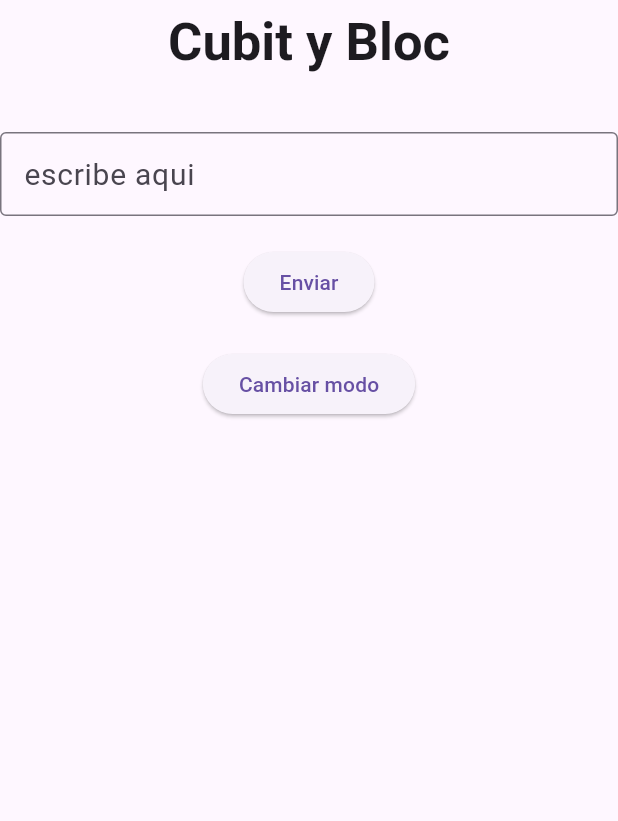
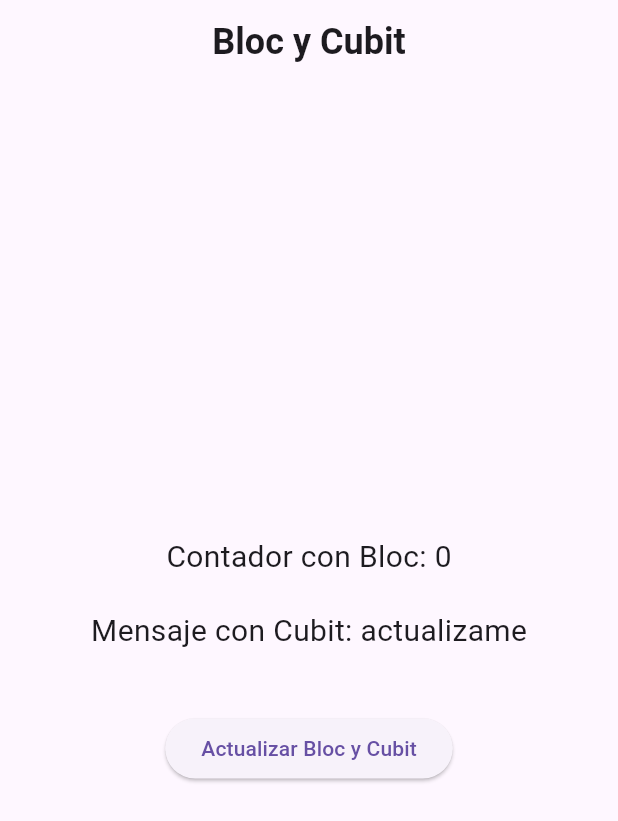
Before and after one commit to LuisMrio/cubit-y-bloc, a Flutter app: the screen it shows after launch, on a phone screen of 412 x 824 dp. Shown: the top 821 px of the screen. Run offline on Flutter 3.47's test engine with Material 3 defaults, Android fonts, the phone set to English and light mode, and no system bars; our stand-ins replace equatable, flutter_bloc.

Commit message:
Bloc y cubit terminado
termine y mejore el bloc y cubit

```diff
--- a/lib/main.dart
+++ b/lib/main.dart
@@ -1,10 +1,11 @@
-import 'package:cubit_app/presentation/views/Success.dart';
+import 'package:cubit_app/presentation/views/modelo/bloc/contador_bloc.dart';
+import 'package:cubit_app/presentation/views/modelo/bloc/contador_event.dart';
+import 'package:cubit_app/presentation/views/modelo/bloc/contador_state.dart';
+import 'package:cubit_app/presentation/views/modelo/cubit/mensaje_cubit.dart';
+import 'package:cubit_app/presentation/views/modelo/cubit/mensaje_state.dart';
 import 'package:flutter/material.dart';
 import 'package:flutter_bloc/flutter_bloc.dart';
 
-import 'presentation/views/bloc/mensaje_bloc.dart';
-import 'presentation/views/cubit/modo_cubit.dart';
-import 'presentation/views/cubit/modo_state.dart';
 
 
 void main() {
@@ -18,21 +19,65 @@ class MiApp extends StatelessWidget {
   Widget build(BuildContext context) {
     return MultiBlocProvider(
       providers: [
-        BlocProvider(create: (_) => TemaCubit()),
-        BlocProvider(create: (_) => MensajeBloc()),
+        BlocProvider(create: (_) => ContadorBloc()),
+        BlocProvider(create: (_) => MensajeCubit()),
       ],
-      child: BlocBuilder<TemaCubit, TemaEstado>(
-        builder: (context, estado) {
-          return MaterialApp(
-            debugShowCheckedModeBanner: false,
-            title: 'Ejemplo Bloc + Cubit',
-            theme: ThemeData.light(),
-            darkTheme: ThemeData.dark(),
-            themeMode: estado.modo,
-            home: const Success(),
-          );
-        },
+      child: const MaterialApp(
+        home: PaginaPrincipal(),
       ),
     );
   }
 }
+
+class PaginaPrincipal extends StatelessWidget {
+  const PaginaPrincipal({super.key});
+
+  void _actualizarTodo(BuildContext context) {
+
+    context.read<ContadorBloc>().add(ObtenerNuevoNumero());
+
+    context.read<MensajeCubit>().actualizarMensaje();
+  }
+
+  @override
+  Widget build(BuildContext context) {
+    return Scaffold(
+      appBar: AppBar(title: Text('Bloc y Cubit', style: TextStyle(fontWeight: FontWeight.bold, fontSize: 24),), centerTitle: true, ),
+      body: Padding(
+        padding: EdgeInsets.all(20),
+        child: Row(
+          mainAxisAlignment: MainAxisAlignment.center,
+          children: [
+            Column(
+              mainAxisAlignment: MainAxisAlignment.center,
+              children: [
+                BlocBuilder<ContadorBloc, ContadorEstado>(
+                  builder: (context, estado) {
+                    return Text(
+                      'Contador con Bloc: ${estado.numero}',
+                      style: TextStyle(fontSize: 20),
+                    );
+                  },
+                ),
+                SizedBox(height: 20),
+                BlocBuilder<MensajeCubit, MensajeEstado>(
+                  builder: (context, estado) {
+                    return Text(
+                      'Mensaje con Cubit: ${estado.mensaje}',
+                      style: TextStyle(fontSize: 20),
+                    );
+                  },
+                ),
+                const SizedBox(height: 40),
+                ElevatedButton(
+                  onPressed: () => _actualizarTodo(context),
+                  child: Text('Actualizar Bloc y Cubit'),
+                ),
+              ]
+            )
+          ],
+        ),
+      ),
+    );
+  }
+}
--- a/lib/presentation/views/Success.dart
+++ /dev/null
@@ -1,45 +0,0 @@
-import 'package:cubit_app/presentation/views/bloc/mensaje_bloc.dart';
-import 'package:cubit_app/presentation/views/bloc/mensaje_event.dart';
-import 'package:cubit_app/presentation/views/cubit/modo_cubit.dart';
-import 'package:cubit_app/presentation/views/cubit/modo_state.dart';
-import 'package:flutter/material.dart';
-import 'package:flutter_bloc/flutter_bloc.dart';
-
-class Success extends StatelessWidget {
-  const Success({
-    super.key,
-  });
-
-  @override
-  Widget build(BuildContext context) {
-    return Scaffold(
-      appBar: AppBar(title: Text("Cubit y Bloc", style:  TextStyle(fontWeight: FontWeight.bold, fontSize: 35, ),),centerTitle: true,),
-      body: Column(
-        children: [
-          Padding(padding: EdgeInsets.all(16)),
-          TextField(
-            decoration: InputDecoration(labelText: "escribe aqui", border: OutlineInputBorder(), labelStyle:TextStyle(fontSize: 20),),
-
-          ),
-          SizedBox(height: 20),
-          ElevatedButton(
-            onPressed: () {
-              context.read<MensajeBloc>().add(EnviarMensaje());
-            },
-            child: Text("Enviar"),
-          ),
-
-          SizedBox(height: 20),
-          ElevatedButton(
-            onPressed: (){
-              final modo = context.read<TemaCubit>();
-              modo.alternarTema();
-            },
-            child: Text("Cambiar modo"),
-          )
-
-        ],
-      ),
-    );
-  }
-}
--- a/lib/presentation/views/bloc/mensaje_bloc.dart
+++ /dev/null
@@ -1,20 +0,0 @@
-import 'package:flutter_bloc/flutter_bloc.dart';
-
-import 'mensaje_event.dart';
-import 'mensaje_state.dart';
-
-
-class MensajeBloc extends Bloc<MensajeEvento, MensajeEstado> {
-  MensajeBloc() : super(MensajeSuccess()) {
-    on<EnviarMensaje>(_onEnviarMensaje);
-  }
-
-  Future<void> _onEnviarMensaje(
-      EnviarMensaje event, Emitter<MensajeEstado> emit) async {
-    emit(MensajeLoading());
-
-    await Future.delayed(const Duration(seconds: 2));
-
-    emit(MensajeSuccess());
-  }
-}
--- a/lib/presentation/views/bloc/mensaje_event.dart
+++ /dev/null
@@ -1,10 +0,0 @@
-import 'package:equatable/equatable.dart';
-
-abstract class MensajeEvento extends Equatable {
-  const MensajeEvento();
-
-  @override
-  List<Object> get props => [];
-}
-
-class EnviarMensaje extends MensajeEvento {}
--- a/lib/presentation/views/bloc/mensaje_state.dart
+++ /dev/null
@@ -1,12 +0,0 @@
-import 'package:equatable/equatable.dart';
-
-abstract class MensajeEstado extends Equatable {
-  const MensajeEstado();
-
-  @override
-  List<Object> get props => [];
-}
-
-class MensajeLoading extends MensajeEstado {}
-
-class MensajeSuccess extends MensajeEstado {}
--- a/lib/presentation/views/cubit/modo_cubit.dart
+++ /dev/null
@@ -1,15 +0,0 @@
-import 'package:flutter_bloc/flutter_bloc.dart';
-import 'package:flutter/material.dart';
-import 'modo_state.dart';
-
-class TemaCubit extends Cubit<TemaEstado> {
-  TemaCubit() : super(const TemaEstado(modo: ThemeMode.light));
-
-  void alternarTema() {
-    final nuevoModo = state.modo == ThemeMode.light
-        ? ThemeMode.dark
-        : ThemeMode.light;
-
-    emit(TemaEstado(modo: nuevoModo));
-  }
-}
--- a/lib/presentation/views/cubit/modo_state.dart
+++ /dev/null
@@ -1,11 +0,0 @@
-import 'package:equatable/equatable.dart';
-import 'package:flutter/material.dart';
-
-class TemaEstado extends Equatable {
-  final ThemeMode modo;
-
-  const TemaEstado({required this.modo});
-
-  @override
-  List<Object> get props => [modo];
-}
--- /dev/null
+++ b/lib/presentation/views/modelo/bloc/contador_bloc.dart
@@ -0,0 +1,29 @@
+import 'dart:math';
+import 'package:cubit_app/presentation/views/modelo/bloc/contador_event.dart';
+import 'package:cubit_app/presentation/views/modelo/bloc/contador_state.dart';
+import 'package:cubit_app/presentation/views/modelo/modelo.dart';
+import 'package:flutter_bloc/flutter_bloc.dart';
+
+
+class ContadorBloc extends Bloc<ContadorEvento, ContadorEstado> {
+  ContadorBloc() : super(ContadorEstado.inicial()) {
+    on<ObtenerNuevoNumero>(_alObtenerNuevoNumero);
+  }
+
+
+  Future<ModeloApi> _simularApi() async {
+    await Future.delayed(const Duration(milliseconds: 500));
+    final numeroAleatorio = Random().nextInt(100);
+    final mensaje = 'Este mensaje no se usa aquí';
+    return ModeloApi(numero: numeroAleatorio, mensaje: mensaje);
+  }
+
+
+  Future<void> _alObtenerNuevoNumero(
+    ObtenerNuevoNumero event,
+    Emitter<ContadorEstado> emit,
+  ) async {
+    final datos = await _simularApi();
+    emit(ContadorEstado(numero: datos.numero));
+  }
+}
--- /dev/null
+++ b/lib/presentation/views/modelo/bloc/contador_event.dart
@@ -0,0 +1,10 @@
+import 'package:equatable/equatable.dart';
+
+abstract class ContadorEvento extends Equatable {
+  const ContadorEvento();
+
+  @override
+  List<Object> get props => [];
+}
+
+class ObtenerNuevoNumero extends ContadorEvento {}
--- /dev/null
+++ b/lib/presentation/views/modelo/bloc/contador_state.dart
@@ -0,0 +1,15 @@
+import 'package:equatable/equatable.dart';
+
+class ContadorEstado extends Equatable {
+  final int numero;
+
+  const ContadorEstado({required this.numero});
+
+
+  factory ContadorEstado.inicial() {
+    return const ContadorEstado(numero: 0);
+  }
+
+  @override
+  List<Object> get props => [numero];
+}
--- /dev/null
+++ b/lib/presentation/views/modelo/cubit/mensaje_cubit.dart
@@ -0,0 +1,31 @@
+import 'dart:math';
+import 'package:cubit_app/presentation/views/modelo/cubit/mensaje_state.dart';
+import 'package:cubit_app/presentation/views/modelo/modelo.dart';
+import 'package:flutter_bloc/flutter_bloc.dart';
+
+
+class MensajeCubit extends Cubit<MensajeEstado> {
+  MensajeCubit() : super(MensajeEstado.inicial());
+
+
+  Future<ModeloApi> _simularApi() async {
+    await Future.delayed(const Duration(milliseconds: 500));
+    final numeroAleatorio = Random().nextInt(100);
+    final mensajes = [
+      'Hola',
+      'mensaje aleatorio',
+      ':D',
+      'hola de nuevo',
+      'Hello World',
+
+    ];
+    final mensajeAleatorio = mensajes[Random().nextInt(mensajes.length)];
+    return ModeloApi(numero: numeroAleatorio, mensaje: mensajeAleatorio);
+  }
+
+
+  Future<void> actualizarMensaje() async {
+    final datos = await _simularApi();
+    emit(MensajeEstado(mensaje: datos.mensaje));
+  }
+}
--- /dev/null
+++ b/lib/presentation/views/modelo/cubit/mensaje_state.dart
@@ -0,0 +1,15 @@
+
+import 'package:equatable/equatable.dart';
+
+class MensajeEstado extends Equatable {
+  final String mensaje;
+
+  const MensajeEstado({required this.mensaje});
+
+  factory MensajeEstado.inicial() {
+    return const MensajeEstado(mensaje: 'actualizame');
+  }
+
+  @override
+  List<Object> get props => [mensaje];
+}
--- /dev/null
+++ b/lib/presentation/views/modelo/modelo.dart
@@ -0,0 +1,28 @@
+import 'package:equatable/equatable.dart';
+
+class ModeloApi extends Equatable {
+  final int numero;
+  final String mensaje;
+
+  const ModeloApi({
+    required this.numero,
+    required this.mensaje,
+  });
+
+  factory ModeloApi.desdeJson(Map<String, dynamic> json) {
+    return ModeloApi(
+      numero: json['numero'],
+      mensaje: json['mensaje'],
+    );
+  }
+
+  Map<String, dynamic> aJson() {
+    return {
+      'numero': numero,
+      'mensaje': mensaje,
+    };
+  }
+
+  @override
+  List<Object> get props => [numero, mensaje];
+}
```
Also changed, not shown: lib/Loading.dart (deleted, +0 -31 lines).
